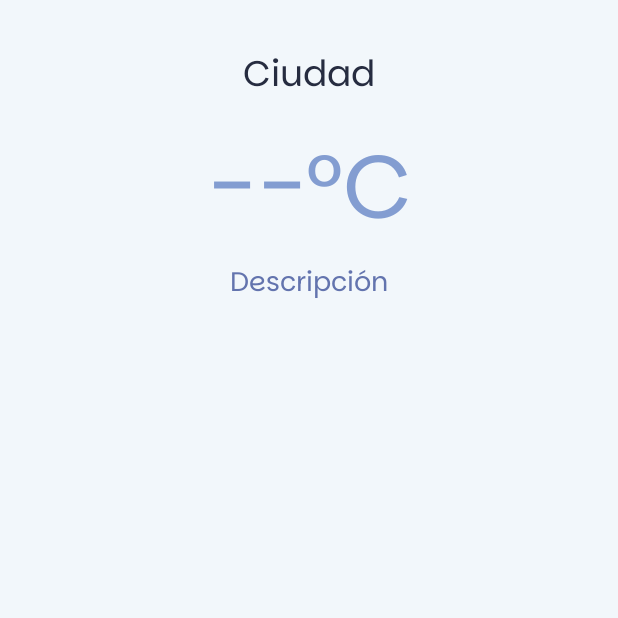
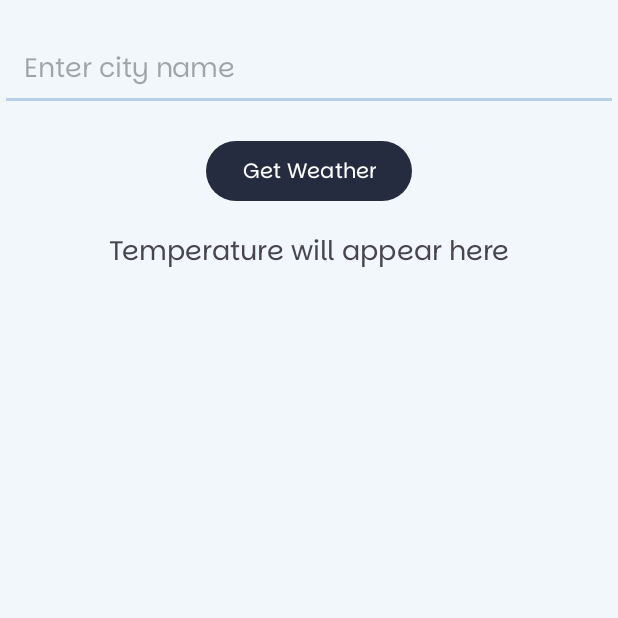
Before and after one commit to aaronrojas32/Climo, an Android app: the screen it shows after launch (MainActivity), on a phone screen of 412 x 824 dp, the top half of it. Run offline under Robolectric (Android 15) with nearby library versions, the light colour scheme and no system bars.

Commit message:
Main activity improvement

```diff
--- a/app/src/main/java/com/example/climo/MainActivity.java
+++ b/app/src/main/java/com/example/climo/MainActivity.java
@@ -1,11 +1,17 @@
 package com.example.climo;
 
-import android.os.Bundle;
-import android.widget.TextView;
 import androidx.appcompat.app.AppCompatActivity;
 
-import com.google.gson.JsonObject;
-import com.google.gson.JsonParser;
+import android.os.Bundle;
+import android.util.Log;
+import android.view.View;
+import android.widget.Button;
+import android.widget.EditText;
+import android.widget.TextView;
+import android.widget.Toast;
+
+import org.json.JSONException;
+import org.json.JSONObject;
 
 import java.io.IOException;
 
@@ -17,28 +23,40 @@ import okhttp3.Response;
 
 public class MainActivity extends AppCompatActivity {
 
-    private TextView tvCity, tvTemperature, tvDescription;
+    private EditText cityInput;
+    private Button fetchWeatherButton;
+    private TextView weatherDisplay;
 
     @Override
     protected void onCreate(Bundle savedInstanceState) {
         super.onCreate(savedInstanceState);
         setContentView(R.layout.activity_main);
 
-        // Referencias a los elementos del layout
-        tvCity = findViewById(R.id.tvCity);
-        tvTemperature = findViewById(R.id.tvTemperature);
-        tvDescription = findViewById(R.id.tvDescription);
+        cityInput = findViewById(R.id.editTextCity);
+        fetchWeatherButton = findViewById(R.id.buttonGetWeather);
+        weatherDisplay = findViewById(R.id.textViewTemperature);
 
-        // Obtener el clima actual para una ciudad predeterminada
-        fetchWeatherData("London"); // Cambia "London" por una ciudad predeterminada
+        fetchWeatherButton.setOnClickListener(new View.OnClickListener() {
+            @Override
+            public void onClick(View v) {
+                String city = cityInput.getText().toString().trim();
+                if (!city.isEmpty()) {
+                    fetchWeather(city);
+                } else {
+                    Toast.makeText(MainActivity.this, "Please enter a city", Toast.LENGTH_SHORT).show();
+                }
+            }
+        });
     }
 
-    private void fetchWeatherData(String city) {
-        // Obtener la clave API desde los recursos
-        String apiKey = getString(R.string.weather_api_key);
-        String url = "https://api.weatherapi.com/v1/current.json?key=" + apiKey + "&q=" + city;
+    private void fetchWeather(String city) {
+        String API_KEY = getString(R.string.weather_api_key); // Obtén la clave desde apikeys.xml
+        String url = "https://api.weatherapi.com/v1/current.json?key=" + API_KEY + "&q=" + city;
+
+        Log.d("WeatherAPI", "Generated URL: " + url); // Log para verificar la URL generada
 
         OkHttpClient client = new OkHttpClient();
+
         Request request = new Request.Builder()
                 .url(url)
                 .build();
@@ -46,33 +64,37 @@ public class MainActivity extends AppCompatActivity {
         client.newCall(request).enqueue(new Callback() {
             @Override
             public void onFailure(Call call, IOException e) {
-                e.printStackTrace();
+                runOnUiThread(() -> Toast.makeText(MainActivity.this, "Network error: " + e.getMessage(), Toast.LENGTH_SHORT).show());
+                Log.e("WeatherAPI", "Network error", e);
             }
 
             @Override
             public void onResponse(Call call, Response response) throws IOException {
-                if (response.isSuccessful()) {
+                if (!response.isSuccessful()) {
+                    String errorBody = response.body().string();
+                    Log.e("WeatherAPI", "API Error: " + errorBody); // Muestra el error completo
+                    runOnUiThread(() -> Toast.makeText(MainActivity.this, "API Error: " + errorBody, Toast.LENGTH_LONG).show());
+                    return;
+                }
+
+                try {
                     String jsonResponse = response.body().string();
-                    runOnUiThread(() -> parseWeatherData(jsonResponse));
+                    Log.d("WeatherAPI", "Response: " + jsonResponse); // Log para la respuesta completa
+                    JSONObject jsonObject = new JSONObject(jsonResponse);
+                    JSONObject current = jsonObject.getJSONObject("current");
+                    String temperature = current.getString("temp_c");
+                    String condition = current.getJSONObject("condition").getString("text");
+
+                    String weatherInfo = "Temperature: " + temperature + "°C\n" +
+                            "Condition: " + condition;
+
+                    runOnUiThread(() -> weatherDisplay.setText(weatherInfo));
+
+                } catch (JSONException e) {
+                    runOnUiThread(() -> Toast.makeText(MainActivity.this, "Parsing error", Toast.LENGTH_SHORT).show());
+                    Log.e("WeatherAPI", "JSON Parsing error", e);
                 }
             }
         });
     }
-
-    private void parseWeatherData(String jsonResponse) {
-        // Usar Gson para analizar la respuesta JSON
-        JsonObject jsonObject = JsonParser.parseString(jsonResponse).getAsJsonObject();
-        JsonObject current = jsonObject.getAsJsonObject("current");
-        JsonObject location = jsonObject.getAsJsonObject("location");
-
-        // Obtener datos del JSON
-        String city = location.get("name").getAsString();
-        String temperature = current.get("temp_c").getAsString() + "°C";
-        String description = current.getAsJsonObject("condition").get("text").getAsString();
-
-        // Actualizar la UI
-        tvCity.setText(city);
-        tvTemperature.setText(temperature);
-        tvDescription.setText(description);
-    }
 }
--- a/app/src/main/res/layout/activity_main.xml
+++ b/app/src/main/res/layout/activity_main.xml
@@ -1,52 +1,45 @@
 <?xml version="1.0" encoding="utf-8"?>
-<androidx.constraintlayout.widget.ConstraintLayout
-    xmlns:android="http://schemas.android.com/apk/res/android"
+<androidx.constraintlayout.widget.ConstraintLayout xmlns:android="http://schemas.android.com/apk/res/android"
     xmlns:app="http://schemas.android.com/apk/res-auto"
     xmlns:tools="http://schemas.android.com/tools"
     android:layout_width="match_parent"
     android:layout_height="match_parent"
     tools:context=".MainActivity">
 
-    <!-- Título de la ciudad -->
-    <TextView
-        android:id="@+id/tvCity"
+    <!-- Campo de texto para que el usuario escriba la ciudad -->
+    <EditText
+        android:id="@+id/editTextCity"
+        android:layout_width="0dp"
+        android:layout_height="wrap_content"
+        android:hint="Enter city name"
+        android:inputType="text"
+        app:layout_constraintStart_toStartOf="parent"
+        app:layout_constraintEnd_toEndOf="parent"
+        app:layout_constraintTop_toTopOf="parent"
+        android:padding="16dp"
+        android:layout_marginTop="16dp" />
+
+    <!-- Botón para actualizar el clima -->
+    <Button
+        android:id="@+id/buttonGetWeather"
         android:layout_width="wrap_content"
         android:layout_height="wrap_content"
-        android:text="Ciudad"
-        android:textSize="24sp"
-        android:fontFamily="@font/parkinsans_bold"
-        android:textColor="@color/text_main"
-        app:layout_constraintTop_toTopOf="parent"
-        app:layout_constraintStart_toStartOf="parent"
-        app:layout_constraintEnd_toEndOf="parent"
-        android:layout_marginTop="32dp" />
-
-    <!-- Temperatura -->
-    <TextView
-        android:id="@+id/tvTemperature"
-        android:layout_width="wrap_content"
-        android:layout_height="wrap_content"
-        android:text="--°C"
-        android:textSize="60sp"
-        android:fontFamily="@font/parkinsans_extrabold"
-        android:textColor="@color/main_500"
-        app:layout_constraintTop_toBottomOf="@id/tvCity"
+        android:text="Get Weather"
+        app:layout_constraintTop_toBottomOf="@id/editTextCity"
         app:layout_constraintStart_toStartOf="parent"
         app:layout_constraintEnd_toEndOf="parent"
         android:layout_marginTop="16dp" />
 
-    <!-- Descripción del clima -->
+    <!-- Texto que muestra la temperatura -->
     <TextView
-        android:id="@+id/tvDescription"
+        android:id="@+id/textViewTemperature"
         android:layout_width="wrap_content"
         android:layout_height="wrap_content"
-        android:text="Descripción"
+        android:text="Temperature will appear here"
         android:textSize="18sp"
-        android:fontFamily="@font/parkinsans_regular"
-        android:textColor="@color/text_700"
-        app:layout_constraintTop_toBottomOf="@id/tvTemperature"
+        app:layout_constraintTop_toBottomOf="@id/buttonGetWeather"
         app:layout_constraintStart_toStartOf="parent"
         app:layout_constraintEnd_toEndOf="parent"
-        android:layout_marginTop="8dp" />
+        android:layout_marginTop="16dp" />
 
 </androidx.constraintlayout.widget.ConstraintLayout>
```
